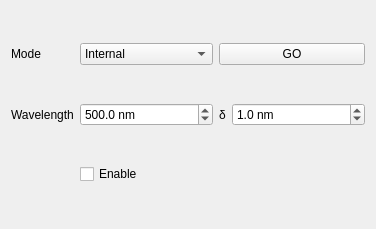
Qt form hyperion/view/polarization/aotf_instrument.ui (caldarolamartin/hyperion) before a commit.
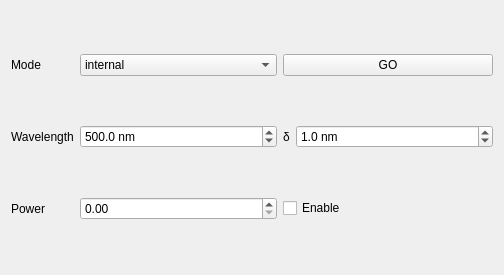
The same form after that commit.

Commit message: basic funtionality working porperly!

Diff of the .ui file:
```diff
--- a/hyperion/view/polarization/aotf_instrument.ui
+++ b/hyperion/view/polarization/aotf_instrument.ui
@@ -6,8 +6,8 @@
    <rect>
     <x>0</x>
     <y>0</y>
-    <width>376</width>
-    <height>229</height>
+    <width>504</width>
+    <height>275</height>
    </rect>
   </property>
   <property name="sizePolicy">
@@ -37,7 +37,7 @@
      </property>
      <item>
       <property name="text">
-       <string>Internal</string>
+       <string>internal</string>
       </property>
      </item>
      <item>
@@ -121,7 +121,17 @@
      </property>
     </widget>
    </item>
+   <item row="2" column="0">
+    <widget class="QLabel" name="label">
+     <property name="text">
+      <string>Power</string>
+     </property>
+    </widget>
+   </item>
    <item row="2" column="1">
+    <widget class="QDoubleSpinBox" name="doubleSpinBox_power"/>
+   </item>
+   <item row="2" column="2" colspan="2">
     <widget class="QCheckBox" name="checkBox_enable">
      <property name="text">
       <string>Enable</string>
```
Left out of the diff: 4 changed lines with no effect on the pictures. The commit also changes 1 other file.
